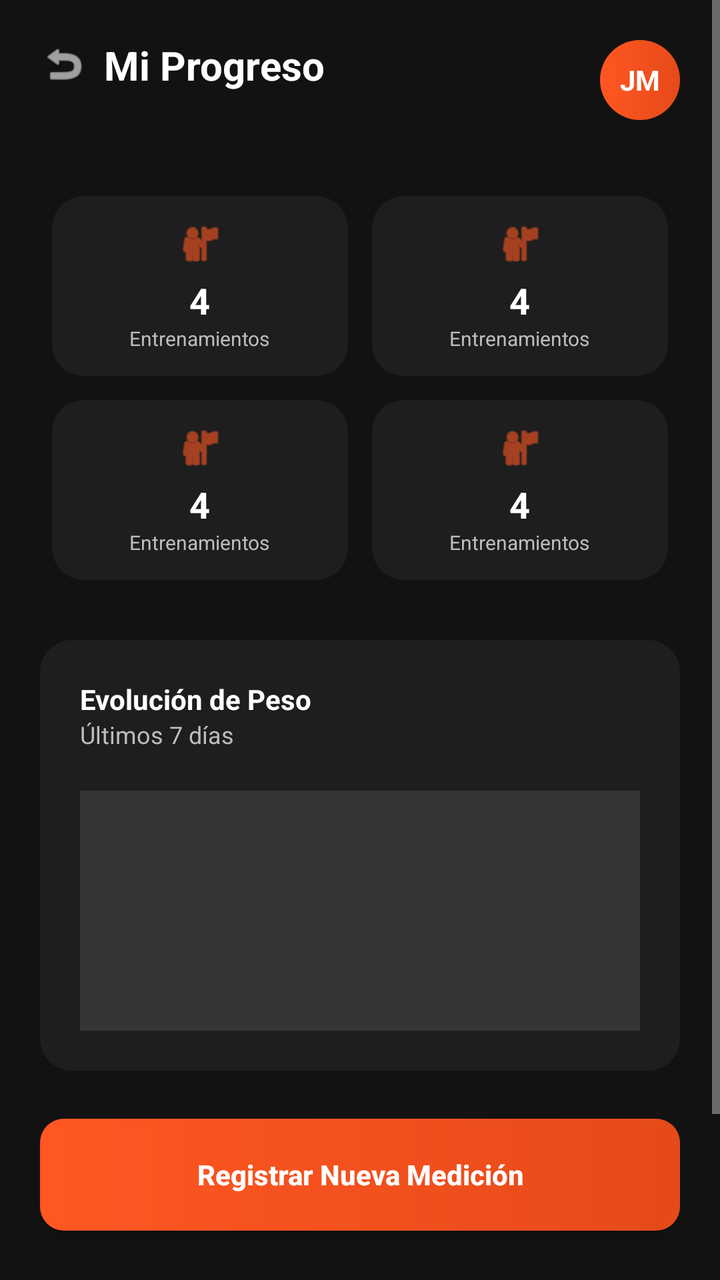
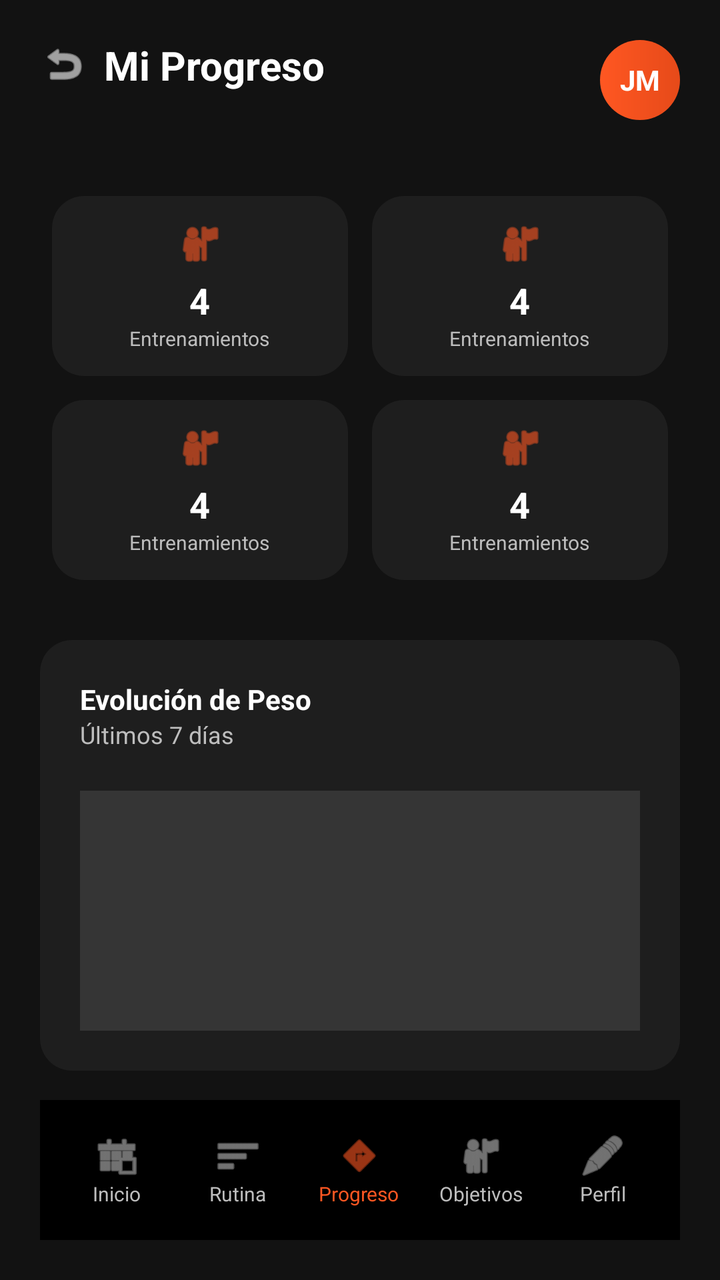

Screens rendered from an Android XML layout before and after an edit, with the pre-edit source and the edit as a unified diff.
<!-- AndroidManifest.xml: application theme Theme.GymTrackMovil -->
<!-- res/layout/activity_progress.xml -->
<?xml version="1.0" encoding="utf-8"?>
<ScrollView xmlns:android="http://schemas.android.com/apk/res/android"
    xmlns:app="http://schemas.android.com/apk/res-auto"
    android:layout_width="match_parent"
    android:layout_height="match_parent"
    android:background="@color/dark_background"
    android:fillViewport="true">
    <androidx.constraintlayout.widget.ConstraintLayout
        android:layout_width="match_parent"
        android:layout_height="wrap_content"
        android:padding="20dp">
        <ImageView
            android:id="@+id/ivBack"
            android:layout_width="24dp"
            android:layout_height="24dp"
            android:src="@android:drawable/ic_menu_revert"
            android:tint="@color/white"
            app:layout_constraintStart_toStartOf="parent"
            app:layout_constraintTop_toTopOf="parent" />
        <TextView
            android:layout_width="wrap_content"
            android:layout_height="wrap_content"
            android:layout_marginStart="8dp"
            android:text="Mi Progreso"
            android:textColor="@color/white"
            android:textSize="20sp"
            android:textStyle="bold"
            app:layout_constraintBottom_toBottomOf="@id/ivBack"
            app:layout_constraintStart_toEndOf="@id/ivBack"
            app:layout_constraintTop_toTopOf="@id/ivBack" />
        <TextView
            android:id="@+id/tvUserInitials"
            android:layout_width="40dp"
            android:layout_height="40dp"
            android:background="@drawable/step_circle_active"
            android:gravity="center"
            android:text="JM"
            android:textColor="@color/white"
            android:textStyle="bold"
            app:layout_constraintEnd_toEndOf="parent"
            app:layout_constraintTop_toTopOf="parent" />
        
        <GridLayout
            android:id="@+id/glProgressStats"
            android:layout_width="match_parent"
            android:layout_height="wrap_content"
            android:layout_marginTop="32dp"
            android:columnCount="2"
            app:layout_constraintTop_toBottomOf="@id/tvUserInitials">

            <include android:id="@+id/cardWeight" layout="@layout/item_stat_card" android:layout_width="0dp" android:layout_height="wrap_content" android:layout_columnWeight="1" android:layout_margin="6dp"/>
            <include android:id="@+id/cardBMI" layout="@layout/item_stat_card" android:layout_width="0dp" android:layout_height="wrap_content" android:layout_columnWeight="1" android:layout_margin="6dp"/>
            <include android:id="@+id/cardFat" layout="@layout/item_stat_card" android:layout_width="0dp" android:layout_height="wrap_content" android:layout_columnWeight="1" android:layout_margin="6dp"/>
            <include android:id="@+id/cardMuscle" layout="@layout/item_stat_card" android:layout_width="0dp" android:layout_height="wrap_content" android:layout_columnWeight="1" android:layout_margin="6dp"/>
        </GridLayout>

        <LinearLayout
            android:id="@+id/llWeightEvolution"
            android:layout_width="match_parent"
            android:layout_height="wrap_content"
            android:layout_marginTop="24dp"
            android:background="@drawable/card_bg"
            android:orientation="vertical"
            android:padding="20dp"
            app:layout_constraintTop_toBottomOf="@id/glProgressStats">
            <TextView
                android:layout_width="wrap_content"
                android:layout_height="wrap_content"
                android:text="Evolución de Peso"
                android:textColor="@color/white"
                android:textStyle="bold" />
            <TextView
                android:layout_width="wrap_content"
                android:layout_height="wrap_content"
                android:text="Últimos 7 días"
                android:textColor="@color/text_secondary"
                android:textSize="12sp" />
            <View
                android:layout_width="match_parent"
                android:layout_height="120dp"
                android:layout_marginTop="20dp"
                android:background="#1AFFFFFF" />
        </LinearLayout>

        <androidx.appcompat.widget.AppCompatButton
            android:id="@+id/btnRegisterProgress"
            android:layout_width="match_parent"
            android:layout_height="56dp"
            android:layout_marginTop="24dp"
            android:background="@drawable/btn_gradient"
            android:text="Registrar Nueva Medición"
            android:textAllCaps="false"
            android:textColor="@color/white"
            android:textStyle="bold"
            app:layout_constraintTop_toBottomOf="@id/llWeightEvolution" />

        
        <View
            android:layout_width="match_parent"
            android:layout_height="100dp"
            app:layout_constraintTop_toBottomOf="@id/btnRegisterProgress"/>

    </androidx.constraintlayout.widget.ConstraintLayout>
</ScrollView>
<!-- res/layout/item_stat_card.xml (included above) -->
<?xml version="1.0" encoding="utf-8"?>
<LinearLayout xmlns:android="http://schemas.android.com/apk/res/android"
    android:layout_width="match_parent"
    android:layout_height="wrap_content"
    android:background="@drawable/card_bg"
    android:gravity="center"
    android:orientation="vertical"
    android:padding="12dp">
    <ImageView
        android:id="@+id/ivStatIcon"
        android:layout_width="24dp"
        android:layout_height="24dp"
        android:src="@android:drawable/ic_menu_myplaces"
        android:tint="@color/orange_primary" />
    <TextView
        android:id="@+id/tvStatValue"
        android:layout_width="wrap_content"
        android:layout_height="wrap_content"
        android:layout_marginTop="4dp"
        android:text="4"
        android:textColor="@color/white"
        android:textSize="18sp"
        android:textStyle="bold" />
    <TextView
        android:id="@+id/tvStatLabel"
        android:layout_width="wrap_content"
        android:layout_height="wrap_content"
        android:text="Entrenamientos"
        android:textColor="@color/text_secondary"
        android:textSize="10sp" />
</LinearLayout>
<!-- resources referenced by this layout -->
<resources>
  <color name="dark_background">#121212</color>
  <color name="orange_primary">#FF5722</color>
  <color name="text_secondary">#BDBDBD</color>
  <color name="white">#FFFFFFFF</color>
  <!-- drawable btn_gradient (drawable) -->
  <?xml version="1.0" encoding="utf-8"?>
  <shape xmlns:android="http://schemas.android.com/apk/res/android"
      android:shape="rectangle">
      <gradient
          android:startColor="@color/orange_primary"
          android:endColor="@color/orange_dark"
          android:angle="0" />
      <corners android:radius="12dp" />
  </shape>
  <!-- drawable card_bg (drawable) -->
  <?xml version="1.0" encoding="utf-8"?>
  <shape xmlns:android="http://schemas.android.com/apk/res/android">
      <solid android:color="@color/dark_surface" />
      <corners android:radius="16dp" />
  </shape>
  <!-- drawable step_circle_active (drawable) -->
  <?xml version="1.0" encoding="utf-8"?>
  <shape xmlns:android="http://schemas.android.com/apk/res/android"
      android:shape="oval">
      <gradient
          android:startColor="@color/orange_primary"
          android:endColor="@color/orange_dark"
          android:angle="0" />
  </shape>
  <style name="Theme.GymTrackMovil" parent="Base.Theme.GymTrackMovil" />
  <color name="orange_dark">#E64A19</color>
  <color name="dark_surface">#1E1E1E</color>
  <style name="Base.Theme.GymTrackMovil" parent="Theme.Material3.DayNight.NoActionBar">
          <item name="colorPrimary">@color/orange_primary</item>
          <item name="colorSecondary">@color/white</item>
          <item name="android:windowBackground">@color/dark_background</item>
          <item name="android:textColorPrimary">@color/text_primary</item>
          <item name="android:textColorSecondary">@color/text_secondary</item>
          <item name="android:statusBarColor">@color/dark_background</item>
      </style>
  <color name="text_primary">#FFFFFF</color>
</resources>

<!-- the commit's change to res/layout/activity_progress.xml (unified diff, before → after) -->
@@ -95,10 +95,73 @@
             app:layout_constraintTop_toBottomOf="@id/llWeightEvolution" />
 
         
-        <View
+        <LinearLayout
+            android:id="@+id/llBottomNav"
             android:layout_width="match_parent"
-            android:layout_height="100dp"
-            app:layout_constraintTop_toBottomOf="@id/btnRegisterProgress"/>
+            android:layout_height="70dp"
+            android:background="@color/black"
+            android:elevation="8dp"
+            android:orientation="horizontal"
+            android:padding="8dp"
+            app:layout_constraintBottom_toBottomOf="parent"
+            app:layout_constraintEnd_toEndOf="parent"
+            app:layout_constraintStart_toStartOf="parent">
+
+            <LinearLayout
+                android:id="@+id/navHome"
+                android:layout_width="0dp"
+                android:layout_height="match_parent"
+                android:layout_weight="1"
+                android:gravity="center"
+                android:orientation="vertical">
+                <ImageView android:layout_width="24dp" android:layout_height="24dp" android:src="@android:drawable/ic_menu_today" android:tint="@color/text_secondary"/>
+                <TextView android:layout_width="wrap_content" android:layout_height="wrap_content" android:text="Inicio" android:textColor="@color/text_secondary" android:textSize="10sp"/>
+            </LinearLayout>
+
+            <LinearLayout
+                android:id="@+id/navRoutine"
+                android:layout_width="0dp"
+                android:layout_height="match_parent"
+                android:layout_weight="1"
+                android:gravity="center"
+                android:orientation="vertical">
+                <ImageView android:layout_width="24dp" android:layout_height="24dp" android:src="@android:drawable/ic_menu_sort_by_size" android:tint="@color/text_secondary"/>
+                <TextView android:layout_width="wrap_content" android:layout_height="wrap_content" android:text="Rutina" android:textColor="@color/text_secondary" android:textSize="10sp"/>
+            </LinearLayout>
+
+            <LinearLayout
+                android:id="@+id/navProgress"
+                android:layout_width="0dp"
+                android:layout_height="match_parent"
+                android:layout_weight="1"
+                android:gravity="center"
+                android:orientation="vertical">
+                <ImageView android:layout_width="24dp" android:layout_height="24dp" android:src="@android:drawable/ic_menu_directions" android:tint="@color/orange_primary"/>
+                <TextView android:layout_width="wrap_content" android:layout_height="wrap_content" android:text="Progreso" android:textColor="@color/orange_primary" android:textSize="10sp"/>
+            </LinearLayout>
+
+            <LinearLayout
+                android:id="@+id/navGoals"
+                android:layout_width="0dp"
+                android:layout_height="match_parent"
+                android:layout_weight="1"
+                android:gravity="center"
+                android:orientation="vertical">
+                <ImageView android:layout_width="24dp" android:layout_height="24dp" android:src="@android:drawable/ic_menu_myplaces" android:tint="@color/text_secondary"/>
+                <TextView android:layout_width="wrap_content" android:layout_height="wrap_content" android:text="Objetivos" android:textColor="@color/text_secondary" android:textSize="10sp"/>
+            </LinearLayout>
+
+            <LinearLayout
+                android:id="@+id/navProfile"
+                android:layout_width="0dp"
+                android:layout_height="match_parent"
+                android:layout_weight="1"
+                android:gravity="center"
+                android:orientation="vertical">
+                <ImageView android:layout_width="24dp" android:layout_height="24dp" android:src="@android:drawable/ic_menu_edit" android:tint="@color/text_secondary"/>
+                <TextView android:layout_width="wrap_content" android:layout_height="wrap_content" android:text="Perfil" android:textColor="@color/text_secondary" android:textSize="10sp"/>
+            </LinearLayout>
+        </LinearLayout>
 
     </androidx.constraintlayout.widget.ConstraintLayout>
 </ScrollView>
<!-- resource entries referenced after the edit -->
@@ -1,5 +1,6 @@
 <!-- resources referenced by this layout -->
 <resources>
+  <color name="black">#FF000000</color>
   <color name="dark_background">#121212</color>
   <color name="orange_primary">#FF5722</color>
   <color name="text_secondary">#BDBDBD</color>
